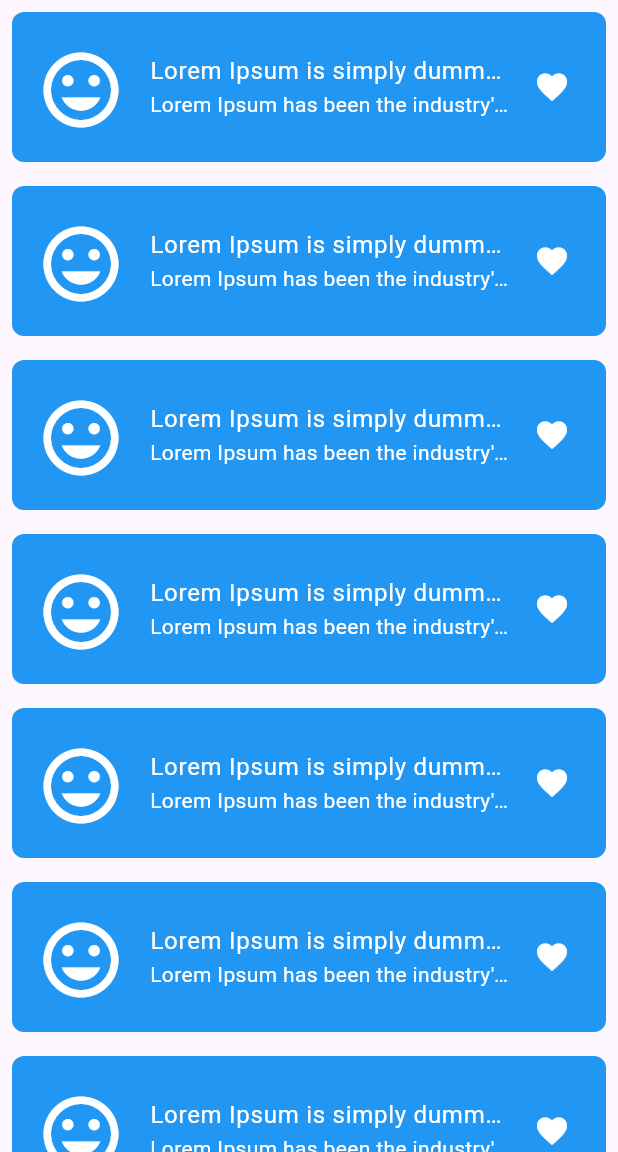
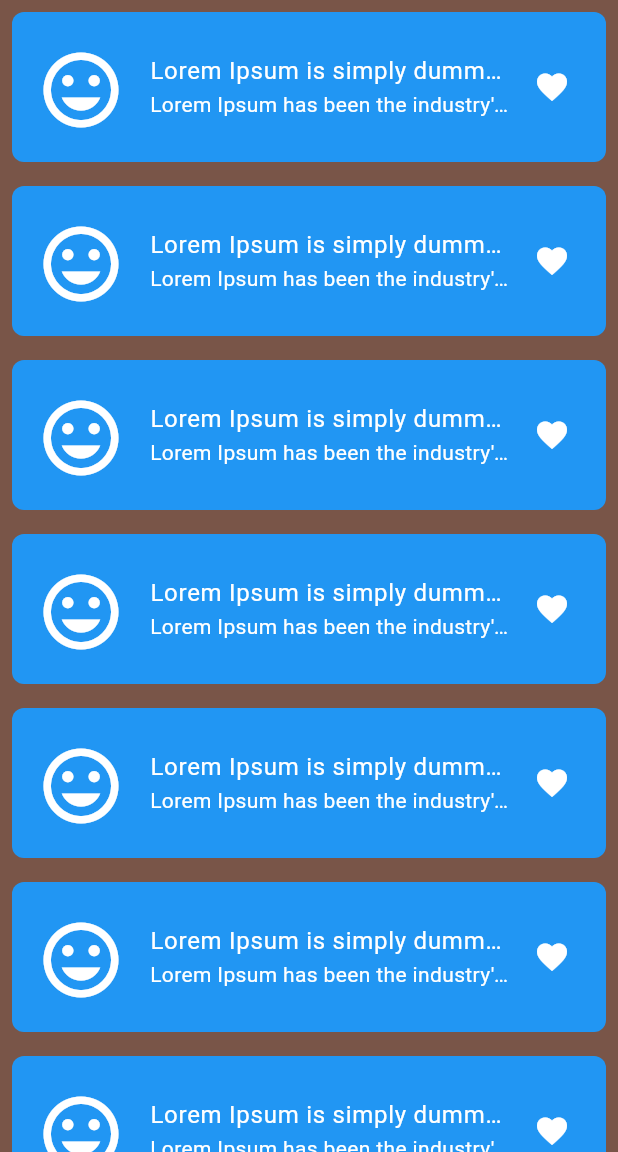
Before and after one commit to bixat/flexible_wrap, a Flutter app: the screen it shows after launch, on a phone screen of 412 x 824 dp, the part 84-1236 px from its top. Run offline on Flutter 3.47's test engine with Material 3 defaults, Android fonts, the phone set to English and light mode, and no system bars.

Commit message:
Fixed hidden items issue (#15)
* Fixed items being hidden issue

* Bump version

* Updated changelog

* Updated showcase gif

* Compress showcase gif

```diff
--- a/example/lib/main.dart
+++ b/example/lib/main.dart
@@ -41,6 +41,8 @@ class _MyHomePageState extends State<MyHomePage> {
         title: Text(widget.title),
       ),
       body: SingleChildScrollView(
+        child: ColoredBox(
+          color: Colors.brown,
           child: FlexibleWrap(
             isOneRowExpanded: true,
             spacing: 12.0,
@@ -81,6 +83,7 @@ class _MyHomePageState extends State<MyHomePage> {
             }).toList(),
           ),
         ),
+      ),
     );
   }
 }
--- a/pubspec.yaml
+++ b/pubspec.yaml
@@ -1,7 +1,7 @@
 name: flexible_wrap
 description: Widget that arranges its children in a flexible wrap layout, allowing them to expand according to available space while maintaining the specified layout properties.
 
-version: 1.0.0
+version: 1.0.1
 homepage: https://github.com/bixat/flexible_wrap
 
 environment:
```
Also changed, not shown: lib/src/render_flexible_wrap.dart (+11 -6 lines), 2 other files. Lines whose indentation alone changed are shown as unchanged.
